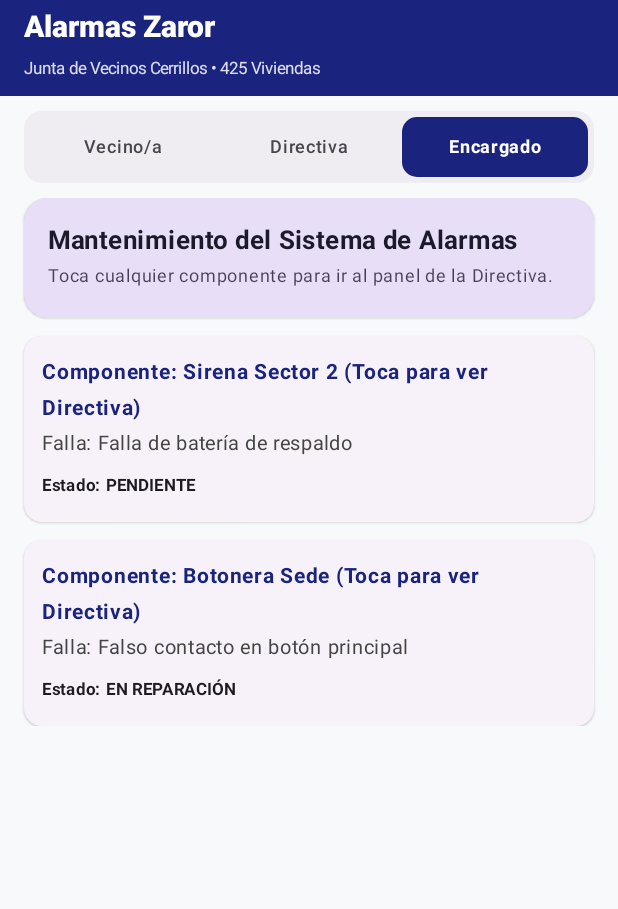
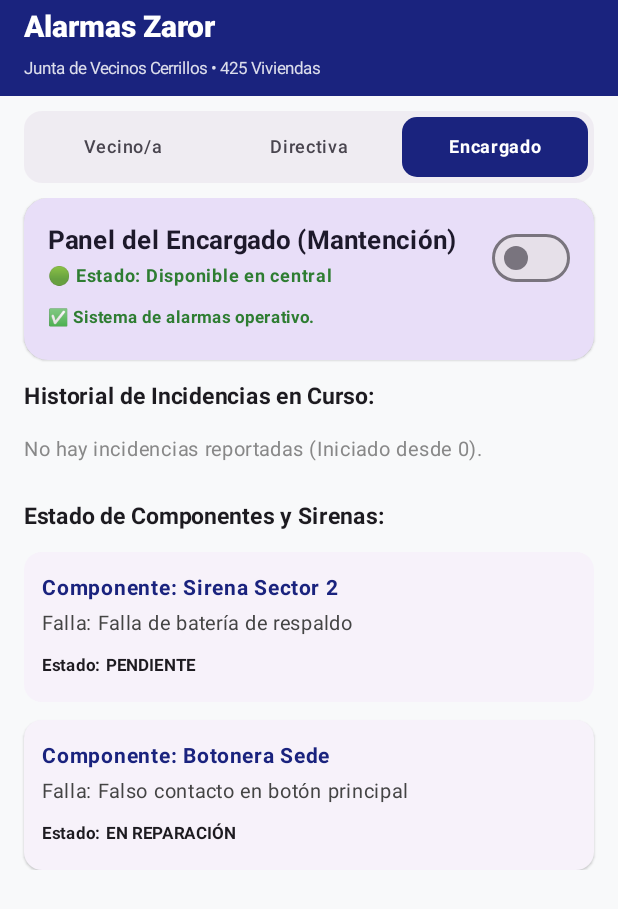
Before and after one commit to BvsehOne/Proyecto_DSY1105_AlarmasZaror, an Android app built with Jetpack Compose: the screen it shows after launch (MainActivity), after a tap on "Encargado", on a phone screen of 412 x 824 dp. Shown: the top 909 px of the screen. Run offline under Robolectric (Android 15) with nearby library versions, the phone set to English and light mode, and no system bars; our stand-ins replace livedata-compose; 2 other taps on this screen came first.

Commit message:
feat(zaror): incorporar switch de encargado dinamico, botones de accion en tarjetas de alertas y grilla 2x2 por Angelo Olivares

```diff
--- a/app/src/main/java/com/fastservice/fastcatalog_grupox/ui/MainActivity.kt
+++ b/app/src/main/java/com/fastservice/fastcatalog_grupox/ui/MainActivity.kt
@@ -60,6 +60,7 @@ import androidx.compose.material3.OutlinedButton
 import androidx.compose.material3.OutlinedTextField
 import androidx.compose.material3.Scaffold
 import androidx.compose.material3.Surface
+import androidx.compose.material3.Switch
 import androidx.compose.material3.Text
 import androidx.compose.material3.TopAppBar
 import androidx.compose.material3.TopAppBarDefaults
@@ -88,6 +89,12 @@ import com.fastservice.fastcatalog_grupox.modelo.FallaSistema
 import com.fastservice.fastcatalog_grupox.ui.theme.FastCatalog_GrupoXTheme
 import com.fastservice.fastcatalog_grupox.viewmodel.AlertaViewModel
 import com.google.android.gms.location.LocationServices
+import com.google.android.gms.maps.model.CameraPosition
+import com.google.android.gms.maps.model.LatLng
+import com.google.maps.android.compose.GoogleMap
+import com.google.maps.android.compose.Marker
+import com.google.maps.android.compose.MarkerState
+import com.google.maps.android.compose.rememberCameraPositionState
 import kotlinx.coroutines.launch
 import java.util.Locale
 
@@ -188,7 +195,7 @@ fun PantallaPrincipalZaror(viewModel: AlertaViewModel) {
             when (rolActual) {
                 "Vecino/a" -> SeccionVecino(viewModel, listaAlertas)
                 "Directiva" -> SeccionDirectiva(viewModel, listaAlertas)
-                "Encargado" -> SeccionEncargado(viewModel, listaFallas)
+                "Encargado" -> SeccionEncargado(viewModel, listaFallas, listaAlertas)
             }
         }
     }
@@ -239,9 +246,9 @@ fun SeccionVecino(viewModel: AlertaViewModel, alertas: List<Alerta>) {
                     if (location != null) {
                         latitudGps = location.latitude
                         longitudGps = location.longitude
-                        ubicacionTexto = "GPS Real: ${String.format(Locale.getDefault(), "%.4f", location.latitude)}, ${String.format(Locale.getDefault(), "%.4f", location.longitude)}"
+                        ubicacionTexto = "Población Zaror, Cerrillos (GPS Real: ${String.format(Locale.getDefault(), "%.4f", location.latitude)}, ${String.format(Locale.getDefault(), "%.4f", location.longitude)})"
                         viewModel.limpiarErrores()
-                        Toast.makeText(context, "¡Ubicación GPS real obtenida!", Toast.LENGTH_SHORT).show()
+                        Toast.makeText(context, "¡Ubicación GPS real obtenida con éxito!", Toast.LENGTH_SHORT).show()
                     } else {
                         latitudGps = -33.5042
                         longitudGps = -70.7185
@@ -264,7 +271,7 @@ fun SeccionVecino(viewModel: AlertaViewModel, alertas: List<Alerta>) {
         verticalArrangement = Arrangement.spacedBy(12.dp)
     ) {
         item {
-            // Mapa Vectorial GPS de Alta Precisión (100% Garantizado de verse y funcionar offline)
+            // Mapa Vectorial GPS de Alta Precisión (Con interacción y scroll automático al formulario)
             VisorGoogleMapsZaror(
                 alertas = alertas,
                 gpsActivo = latitudGps != null,
@@ -360,24 +367,38 @@ fun SeccionVecino(viewModel: AlertaViewModel, alertas: List<Alerta>) {
 
                     Spacer(modifier = Modifier.height(12.dp))
 
-                    // Tipos de Incidente
+                    // Tipos de Incidente (Grilla 2x2 para evitar deformaciones)
+                    Column(
+                        modifier = Modifier.fillMaxWidth(),
+                        verticalArrangement = Arrangement.spacedBy(4.dp)
+                    ) {
                         Row(
                             modifier = Modifier.fillMaxWidth(),
                             horizontalArrangement = Arrangement.SpaceBetween
                         ) {
-                        listOf("Robo / Asalto", "Incendio", "Médica", "Sospecha").forEach { tipo ->
+                            listOf("Robo / Asalto", "Incendio").forEach { tipo ->
                                 val seleccionado = (tipoSeleccionado == tipo)
                                 FilterChip(
                                     selected = seleccionado,
                                     onClick = { tipoSeleccionado = tipo },
-                                label = {
-                                    Text(
-                                        text = tipo,
-                                        fontSize = 11.sp,
-                                        fontWeight = if (seleccionado) FontWeight.Bold else FontWeight.Medium
+                                    label = { Text(tipo, fontSize = 11.sp, fontWeight = if (seleccionado) FontWeight.Bold else FontWeight.Medium) },
+                                    modifier = Modifier.weight(1f).padding(horizontal = 2.dp)
                                 )
                             }
+                        }
+                        Row(
+                            modifier = Modifier.fillMaxWidth(),
+                            horizontalArrangement = Arrangement.SpaceBetween
+                        ) {
+                            listOf("Médica", "Sospecha").forEach { tipo ->
+                                val seleccionado = (tipoSeleccionado == tipo)
+                                FilterChip(
+                                    selected = seleccionado,
+                                    onClick = { tipoSeleccionado = tipo },
+                                    label = { Text(tipo, fontSize = 11.sp, fontWeight = if (seleccionado) FontWeight.Bold else FontWeight.Medium) },
+                                    modifier = Modifier.weight(1f).padding(horizontal = 2.dp)
                                 )
+                            }
                         }
                     }
 
@@ -433,7 +454,7 @@ fun SeccionVecino(viewModel: AlertaViewModel, alertas: List<Alerta>) {
 
                     Spacer(modifier = Modifier.height(10.dp))
 
-                    // Botones de Recursos Nativos (Cámara + GPS Real)
+                    // Botones de Recursos Nativos (Cámara + GPS)
                     Row(
                         modifier = Modifier.fillMaxWidth(),
                         horizontalArrangement = Arrangement.SpaceBetween
@@ -464,7 +485,7 @@ fun SeccionVecino(viewModel: AlertaViewModel, alertas: List<Alerta>) {
                                             if (location != null) {
                                                 latitudGps = location.latitude
                                                 longitudGps = location.longitude
-                                                ubicacionTexto = "GPS Real: ${String.format(Locale.getDefault(), "%.4f", location.latitude)}, ${String.format(Locale.getDefault(), "%.4f", location.longitude)}"
+                                                ubicacionTexto = "Población Zaror, Cerrillos (GPS Real: ${String.format(Locale.getDefault(), "%.4f", location.latitude)}, ${String.format(Locale.getDefault(), "%.4f", location.longitude)})"
                                                 viewModel.limpiarErrores()
                                                 Toast.makeText(context, "¡GPS real obtenido con éxito!", Toast.LENGTH_SHORT).show()
                                             } else {
@@ -541,7 +562,7 @@ fun SeccionVecino(viewModel: AlertaViewModel, alertas: List<Alerta>) {
 
                     Spacer(modifier = Modifier.height(10.dp))
 
-                    // Botones de Llamada Directa a Emergencias (Carabineros 133, Ambulancia 131, Bomberos 132)
+                    // Botones de Llamada Directa a Emergencias (133, 131, 132)
                     Text("Llamado directo a Servicios de Emergencia:", fontSize = 11.sp, fontWeight = FontWeight.Bold, color = Color.DarkGray)
                     Spacer(modifier = Modifier.height(6.dp))
                     Row(
@@ -604,12 +625,14 @@ fun SeccionVecino(viewModel: AlertaViewModel, alertas: List<Alerta>) {
         }
 
         items(alertas) { alerta ->
-            TarjetaAlerta(alerta = alerta)
+            TarjetaAlerta(alerta = alerta, onCambiarEstado = { id, nuevoEstado ->
+                viewModel.cambiarEstadoAlerta(id, nuevoEstado)
+            })
         }
     }
 }
 
-// Visor de Mapa Vectorial GPS de Alta Precisión Interactivo (Tocar el mapa rellena y redirige al formulario)
+// Visor de Google Maps Interactivo
 @Composable
 fun VisorGoogleMapsZaror(
     alertas: List<Alerta>,
@@ -618,63 +641,48 @@ fun VisorGoogleMapsZaror(
     lngActual: Double,
     onUbicacionSeleccionada: (String) -> Unit
 ) {
+    val zarorLatLng = LatLng(-33.5042, -70.7185)
+    val cameraPositionState = rememberCameraPositionState {
+        position = CameraPosition.fromLatLngZoom(zarorLatLng, 15f)
+    }
+
     ElevatedCard(
         elevation = CardDefaults.cardElevation(defaultElevation = 3.dp),
         shape = RoundedCornerShape(16.dp),
         modifier = Modifier
             .fillMaxWidth()
-            .height(190.dp)
+            .height(200.dp)
     ) {
-        Box(
-            modifier = Modifier
-                .fillMaxSize()
-                .background(Color(0xFFE8F5E9))
-                .clickable {
-                    // Tocar cualquier parte del mapa fija la sede social y redirige al formulario
-                    onUbicacionSeleccionada("Los Jazmines #425, Sede Social Zaror (Lat: -33.5042, Lng: -70.7185)")
+        Box(modifier = Modifier.fillMaxSize()) {
+            GoogleMap(
+                modifier = Modifier.fillMaxSize(),
+                cameraPositionState = cameraPositionState,
+                onMapClick = { latLng ->
+                    onUbicacionSeleccionada("Población Zaror, Cerrillos (Lat: ${String.format(Locale.getDefault(), "%.4f", latLng.latitude)}, Lng: ${String.format(Locale.getDefault(), "%.4f", latLng.longitude)})")
                 }
             ) {
-            Canvas(modifier = Modifier.fillMaxSize()) {
-                val w = size.width
-                val h = size.height
+                Marker(
+                    state = MarkerState(position = zarorLatLng),
+                    title = "Sede Social - Población Zaror",
+                    snippet = "Los Jazmines #425, Cerrillos"
+                )
 
-                for (i in 1..5) {
-                    drawLine(
-                        color = Color.LightGray.copy(alpha = 0.6f),
-                        start = Offset(w * (i / 6f), 0f),
-                        end = Offset(w * (i / 6f), h),
-                        strokeWidth = 8f
-                    )
-                }
-                for (i in 1..4) {
-                    drawLine(
-                        color = Color.LightGray.copy(alpha = 0.6f),
-                        start = Offset(0f, h * (i / 5f)),
-                        end = Offset(w, h * (i / 5f)),
-                        strokeWidth = 8f
+                if (gpsActivo) {
+                    Marker(
+                        state = MarkerState(position = LatLng(latActual, lngActual)),
+                        title = "Tu Ubicación GPS Exacta",
+                        snippet = "Lat: ${String.format(Locale.getDefault(), "%.4f", latActual)}, Lng: ${String.format(Locale.getDefault(), "%.4f", lngActual)}"
                     )
                 }
 
-                drawRect(Color.White, Offset(0f, h * 0.44f), Size(w, h * 0.12f))
-
-                // Sede Social
-                drawCircle(color = Color(0xFF1976D2), radius = 14f, center = Offset(w * 0.5f, h * 0.5f))
-                drawCircle(color = Color.White, radius = 6f, center = Offset(w * 0.5f, h * 0.5f))
-
-                if (gpsActivo) {
-                    val gpsX = w * 0.45f
-                    val gpsY = h * 0.40f
-                    drawCircle(color = Color(0xFF00C853).copy(alpha = 0.3f), radius = 28f, center = Offset(gpsX, gpsY))
-                    drawCircle(color = Color(0xFF00C853), radius = 12f, center = Offset(gpsX, gpsY))
-                    drawCircle(color = Color.White, radius = 5f, center = Offset(gpsX, gpsY))
-                }
-
-                alertas.filter { it.estado == "ACTIVA" }.forEachIndexed { index, _ ->
-                    val posX = w * (0.2f + (index * 0.28f) % 0.7f)
-                    val posY = h * (0.25f + (index * 0.25f) % 0.5f)
-                    drawCircle(color = Color.Red.copy(alpha = 0.35f), radius = 26f, center = Offset(posX, posY))
-                    drawCircle(color = Color.Red, radius = 14f, center = Offset(posX, posY))
-                    drawCircle(color = Color.White, radius = 5f, center = Offset(posX, posY))
+                alertas.filter { it.estado == "ACTIVA" }.forEachIndexed { index, alerta ->
+                    val latOffset = -33.5042 + (index * 0.0012)
+                    val lngOffset = -70.7185 + (index * 0.0012)
+                    Marker(
+                        state = MarkerState(position = LatLng(latOffset, lngOffset)),
+                        title = "Alerta: ${alerta.tipo}",
+                        snippet = alerta.ubicacion
+                    )
                 }
             }
 
@@ -682,7 +690,7 @@ fun VisorGoogleMapsZaror(
                 modifier = Modifier
                     .padding(8.dp)
                     .align(Alignment.TopStart)
-                    .background(Color.White.copy(alpha = 0.92f), RoundedCornerShape(8.dp))
+                    .background(Color.White.copy(alpha = 0.95f), RoundedCornerShape(8.dp))
                     .padding(horizontal = 8.dp, vertical = 6.dp)
             ) {
                 Text(
@@ -692,17 +700,16 @@ fun VisorGoogleMapsZaror(
                     color = Color(0xFF1A237E)
                 )
                 Text(
-                    text = "Lat: -33.5042° S, Lng: -70.7185° W",
+                    text = "Google Maps • Población Zaror",
                     fontSize = 9.sp,
-                    fontWeight = FontWeight.Bold,
-                    color = Color(0xFF2E7D32)
+                    color = Color.DarkGray
                 )
             }
         }
     }
 }
 
-// Vista de la Directiva (Con enlace cruzado al Encargado)
+// Vista de la Directiva
 @Composable
 fun SeccionDirectiva(viewModel: AlertaViewModel, alertas: List<Alerta>) {
     LazyColumn(verticalArrangement = Arrangement.spacedBy(12.dp)) {
@@ -716,15 +723,15 @@ fun SeccionDirectiva(viewModel: AlertaViewModel, alertas: List<Alerta>) {
             ) {
                 Column(modifier = Modifier.padding(16.dp)) {
                     Text(
-                        text = "Panel de la Directiva Zaror (Toca aquí para ver Mantención)",
+                        text = "Panel de la Directiva Zaror (Toca para ver Mantención)",
                         fontWeight = FontWeight.Bold,
                         fontSize = 15.sp,
                         color = MaterialTheme.colorScheme.onPrimaryContainer
                     )
                     Spacer(modifier = Modifier.height(4.dp))
-                    Text(text = "Total de incidentes: ${alertas.size}", fontSize = 13.sp)
+                    Text(text = "Total de incidentes reportados: ${alertas.size}", fontSize = 13.sp)
                     Text(
-                        text = "Alertas activas: ${alertas.count { it.estado == "ACTIVA" }}",
+                        text = "Alertas activas en monitoreo: ${alertas.count { it.estado == "ACTIVA" }}",
                         fontSize = 13.sp,
                         fontWeight = FontWeight.Bold,
                         color = MaterialTheme.colorScheme.error
@@ -735,42 +742,104 @@ fun SeccionDirectiva(viewModel: AlertaViewModel, alertas: List<Alerta>) {
 
         item {
             Text(
-                text = "Historial Completo de Incidentes:",
+                text = "Historial de Incidentes Creados desde 0:",
                 fontWeight = FontWeight.Bold,
                 fontSize = 15.sp
             )
         }
 
+        if (alertas.isEmpty()) {
+            item {
+                Text(text = "Aún no hay alertas emitidas. Crea una desde la vista de Vecino/a.", fontSize = 13.sp, color = Color.Gray)
+            }
+        } else {
             items(alertas) { alerta ->
-            TarjetaAlerta(alerta = alerta)
+                TarjetaAlerta(alerta = alerta, onCambiarEstado = { id, nuevoEstado ->
+                    viewModel.cambiarEstadoAlerta(id, nuevoEstado)
+                })
+            }
         }
     }
 }
 
-// Vista del Encargado (Con enlace cruzado a Directiva al tocar fichas de componentes)
+// Vista del Encargado (Con Switch interactivo que se activa con incidencias y botón en tarjeta)
 @Composable
-fun SeccionEncargado(viewModel: AlertaViewModel, fallas: List<FallaSistema>) {
+fun SeccionEncargado(viewModel: AlertaViewModel, fallas: List<FallaSistema>, alertas: List<Alerta>) {
+    val hayEmergenciasActivas = alertas.any { it.estado == "ACTIVA" }
+    var atendiendoEmergencia by remember { mutableStateOf(false) }
+
     LazyColumn(verticalArrangement = Arrangement.spacedBy(12.dp)) {
         item {
             ElevatedCard(
                 colors = CardDefaults.cardColors(containerColor = MaterialTheme.colorScheme.secondaryContainer),
                 shape = RoundedCornerShape(16.dp),
-                modifier = Modifier.fillMaxWidth()
+                modifier = Modifier
+                    .fillMaxWidth()
+                    .clickable { viewModel.cambiarRol("Directiva") }
             ) {
                 Column(modifier = Modifier.padding(16.dp)) {
+                    Row(
+                        modifier = Modifier.fillMaxWidth(),
+                        horizontalArrangement = Arrangement.SpaceBetween,
+                        verticalAlignment = Alignment.CenterVertically
+                    ) {
+                        Column {
                             Text(
-                        text = "Mantenimiento del Sistema de Alarmas",
+                                text = "Panel del Encargado (Mantención)",
                                 fontWeight = FontWeight.Bold,
                                 fontSize = 17.sp,
                                 color = MaterialTheme.colorScheme.onSecondaryContainer
                             )
                             Text(
-                        text = "Toca cualquier componente para ir al panel de la Directiva.",
+                                text = if (atendiendoEmergencia) "🚨 Estado: En camino a asistir incidencia" else "🟢 Estado: Disponible en central",
                                 fontSize = 12.sp,
-                        color = MaterialTheme.colorScheme.onSecondaryContainer.copy(alpha = 0.8f)
+                                fontWeight = FontWeight.Bold,
+                                color = if (atendiendoEmergencia) MaterialTheme.colorScheme.error else Color(0xFF2E7D32)
+                            )
+                        }
+                        Switch(
+                            checked = atendiendoEmergencia || hayEmergenciasActivas,
+                            onCheckedChange = { atendiendoEmergencia = it }
+                        )
+                    }
+                    Spacer(modifier = Modifier.height(4.dp))
+                    Text(
+                        text = if (hayEmergenciasActivas) "🚨 ¡ATENCIÓN: Botón activado! Hay emergencias en curso." else "✅ Sistema de alarmas operativo.",
+                        fontSize = 11.sp,
+                        fontWeight = FontWeight.Bold,
+                        color = if (hayEmergenciasActivas) MaterialTheme.colorScheme.error else Color(0xFF2E7D32)
                     )
                 }
             }
+        }
+
+        item {
+            Text(
+                text = "Historial de Incidencias en Curso:",
+                fontWeight = FontWeight.Bold,
+                fontSize = 15.sp
+            )
+        }
+
+        if (alertas.isEmpty()) {
+            item {
+                Text(text = "No hay incidencias reportadas (Iniciado desde 0).", fontSize = 13.sp, color = Color.Gray)
+            }
+        } else {
+            items(alertas) { alerta ->
+                TarjetaAlerta(alerta = alerta, onCambiarEstado = { id, nuevoEstado ->
+                    viewModel.cambiarEstadoAlerta(id, nuevoEstado)
+                })
+            }
+        }
+
+        item {
+            Text(
+                text = "Estado de Componentes y Sirenas:",
+                fontWeight = FontWeight.Bold,
+                fontSize = 15.sp,
+                modifier = Modifier.padding(top = 8.dp)
+            )
         }
 
         items(fallas) { falla ->
@@ -781,7 +850,7 @@ fun SeccionEncargado(viewModel: AlertaViewModel, fallas: List<FallaSistema>) {
                     .clickable { viewModel.cambiarRol("Directiva") }
             ) {
                 Column(modifier = Modifier.padding(12.dp)) {
-                    Text(text = "Componente: ${falla.componente} (Toca para ver Directiva)", fontWeight = FontWeight.Bold, fontSize = 14.sp, color = MaterialTheme.colorScheme.primary)
+                    Text(text = "Componente: ${falla.componente}", fontWeight = FontWeight.Bold, fontSize = 14.sp, color = MaterialTheme.colorScheme.primary)
                     Text(text = "Falla: ${falla.descripcion}", fontSize = 13.sp, color = Color.DarkGray)
                     Spacer(modifier = Modifier.height(4.dp))
                     Text(text = "Estado: ${falla.estado}", fontSize = 11.sp, fontWeight = FontWeight.Bold)
@@ -791,15 +860,15 @@ fun SeccionEncargado(viewModel: AlertaViewModel, fallas: List<FallaSistema>) {
     }
 }
 
-// Tarjeta Individual de Alerta
+// Tarjeta Individual de Alerta (Con botón de acción de estado abajo acorde al tamaño)
 @Composable
-fun TarjetaAlerta(alerta: Alerta) {
+fun TarjetaAlerta(alerta: Alerta, onCambiarEstado: ((Int, String) -> Unit)? = null) {
     var expandido by remember { mutableStateOf(false) }
 
     val colorEstado by animateColorAsState(
         targetValue = when (alerta.estado) {
             "ACTIVA" -> MaterialTheme.colorScheme.error
-            "EN ATENCIÓN" -> Color(0xFFFF9800)
+            "EN PROCESO" -> Color(0xFFFF9800)
             else -> Color(0xFF2E7D32)
         },
         animationSpec = tween(500),
@@ -867,6 +936,33 @@ fun TarjetaAlerta(alerta: Alerta) {
                 )
             }
 
+            // Botón de acción abajo en la tarjeta (Acorde al tamaño)
+            if (alerta.estado == "ACTIVA" && onCambiarEstado != null) {
+                Spacer(modifier = Modifier.height(8.dp))
+                Button(
+                    onClick = { onCambiarEstado(alerta.id, "EN PROCESO") },
+                    colors = ButtonDefaults.buttonColors(containerColor = Color(0xFFFF9800)),
+                    modifier = Modifier
+                        .fillMaxWidth()
+                        .height(38.dp),
+                    shape = RoundedCornerShape(8.dp)
+                ) {
+                    Text("🚨 En camino a asistir / En Proceso", fontSize = 11.sp, fontWeight = FontWeight.Bold, color = Color.White)
+                }
+            } else if (alerta.estado == "EN PROCESO" && onCambiarEstado != null) {
+                Spacer(modifier = Modifier.height(8.dp))
+                Button(
+                    onClick = { onCambiarEstado(alerta.id, "RESUELTA") },
+                    colors = ButtonDefaults.buttonColors(containerColor = Color(0xFF2E7D32)),
+                    modifier = Modifier
+                        .fillMaxWidth()
+                        .height(38.dp),
+                    shape = RoundedCornerShape(8.dp)
+                ) {
+                    Text("✅ Marcar como Resuelta / Cerrada", fontSize = 11.sp, fontWeight = FontWeight.Bold, color = Color.White)
+                }
+            }
+
             Spacer(modifier = Modifier.height(6.dp))
             Text(
                 text = "Registrado: ${alerta.fechaHora}",
```
Also changed, not shown: app/src/main/java/com/fastservice/fastcatalog_grupox/viewmodel/AlertaViewModel.kt (+10 -1 lines). Lines whose indentation alone changed are shown as unchanged.
